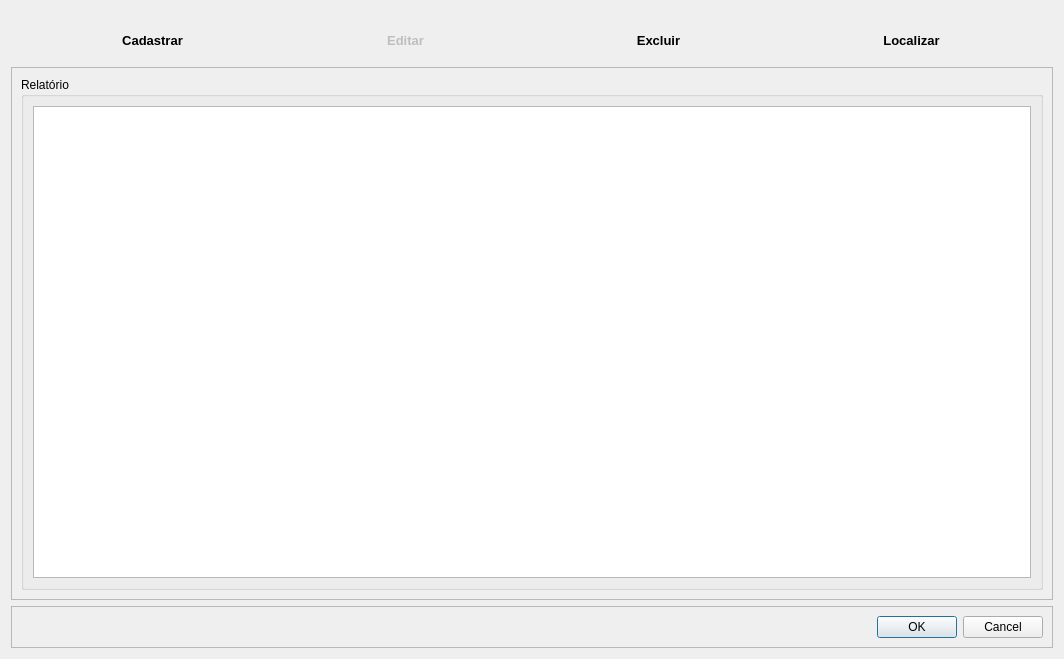
Klubas/Projeto-SOAD, file Resources/UI/Componentes/RelatorioPadrao.ui: the form before one commit.
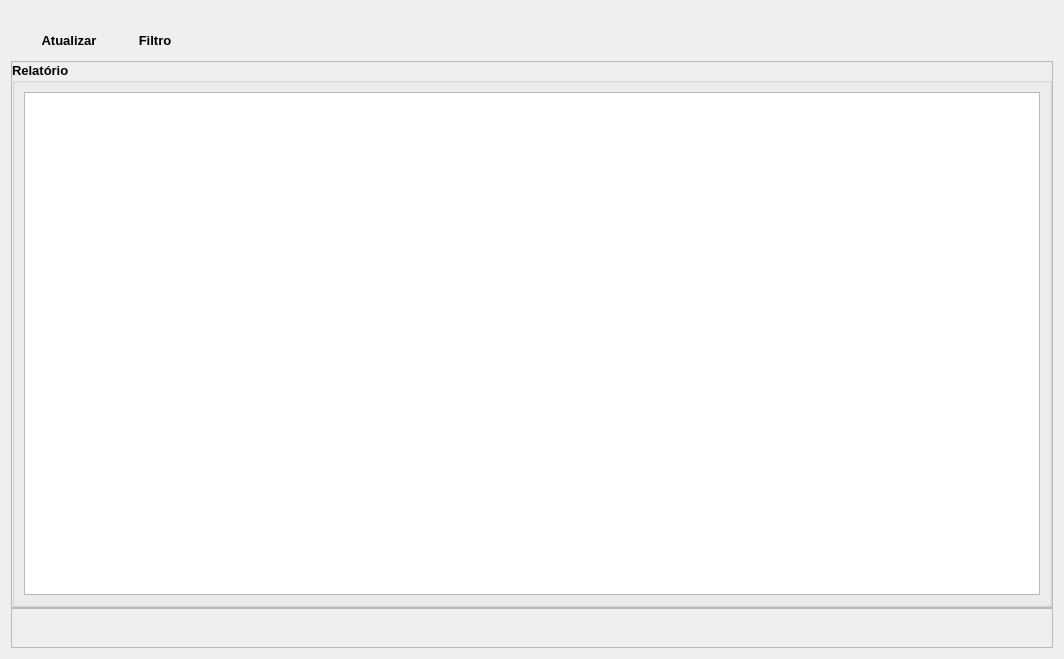
The form after the commit.

Commit message:
# RelatorioPadrao - Desenvolvido estrutura inicial de relatórios
# Geral
- Novos ícones

```diff
--- a/Resources/UI/Componentes/RelatorioPadrao.ui
+++ b/Resources/UI/Componentes/RelatorioPadrao.ui
@@ -16,6 +16,9 @@
   <layout class="QGridLayout" name="gridLayout">
    <item row="0" column="0">
     <layout class="QVBoxLayout" name="verticalLayout">
+     <property name="spacing">
+      <number>0</number>
+     </property>
      <item>
       <widget class="QWidget" name="frame_menu" native="true">
        <property name="sizePolicy">
@@ -66,7 +69,7 @@
               <enum>Qt::LeftToRight</enum>
              </property>
              <property name="text">
-              <string>Cadastrar</string>
+              <string>Atualizar</string>
              </property>
              <property name="checkable">
               <bool>false</bool>
@@ -82,34 +85,8 @@
            <item>
             <widget class="QPushButton" name="pushButton_editar">
              <property name="enabled">
-              <bool>false</bool>
-             </property>
-             <property name="font">
-              <font>
-               <pointsize>10</pointsize>
-               <weight>75</weight>
-               <bold>true</bold>
-              </font>
-             </property>
-             <property name="layoutDirection">
-              <enum>Qt::LeftToRight</enum>
-             </property>
-             <property name="text">
-              <string>Editar</string>
-             </property>
-             <property name="checkable">
-              <bool>false</bool>
-             </property>
-             <property name="default">
-              <bool>false</bool>
-             </property>
-             <property name="flat">
               <bool>true</bool>
              </property>
-            </widget>
-           </item>
-           <item>
-            <widget class="QPushButton" name="pushButton_excluir">
              <property name="font">
               <font>
                <pointsize>10</pointsize>
@@ -121,7 +98,7 @@
               <enum>Qt::LeftToRight</enum>
              </property>
              <property name="text">
-              <string>Excluir</string>
+              <string>Filtro</string>
              </property>
              <property name="checkable">
               <bool>false</bool>
@@ -135,36 +112,17 @@
             </widget>
            </item>
            <item>
-            <widget class="QPushButton" name="pushButton_localizar">
-             <property name="baseSize">
+            <spacer name="horizontalSpacer">
+             <property name="orientation">
+              <enum>Qt::Horizontal</enum>
+             </property>
+             <property name="sizeHint" stdset="0">
               <size>
-               <width>1</width>
-               <height>0</height>
+               <width>40</width>
+               <height>20</height>
               </size>
              </property>
-             <property name="font">
-              <font>
-               <pointsize>10</pointsize>
-               <weight>75</weight>
-               <bold>true</bold>
-              </font>
-             </property>
-             <property name="layoutDirection">
-              <enum>Qt::LeftToRight</enum>
-             </property>
-             <property name="text">
-              <string>Localizar</string>
-             </property>
-             <property name="checkable">
-              <bool>false</bool>
-             </property>
-             <property name="default">
-              <bool>false</bool>
-             </property>
-             <property name="flat">
-              <bool>true</bool>
-             </property>
-            </widget>
+            </spacer>
            </item>
           </layout>
          </widget>
@@ -187,14 +145,56 @@
         <enum>QFrame::Raised</enum>
        </property>
        <layout class="QHBoxLayout" name="horizontalLayout">
+        <property name="spacing">
+         <number>0</number>
+        </property>
+        <property name="leftMargin">
+         <number>0</number>
+        </property>
+        <property name="topMargin">
+         <number>0</number>
+        </property>
+        <property name="rightMargin">
+         <number>0</number>
+        </property>
+        <property name="bottomMargin">
+         <number>0</number>
+        </property>
         <item>
          <widget class="QGroupBox" name="groupBox">
+          <property name="font">
+           <font>
+            <pointsize>10</pointsize>
+            <weight>75</weight>
+            <bold>true</bold>
+           </font>
+          </property>
           <property name="title">
            <string>Relatório</string>
           </property>
           <layout class="QHBoxLayout" name="horizontalLayout_2">
            <item>
-            <widget class="QTableView" name="tableView"/>
+            <widget class="QTableWidget" name="tableWidget_tabela">
+             <property name="font">
+              <font>
+               <pointsize>8</pointsize>
+               <weight>50</weight>
+               <bold>false</bold>
+              </font>
+             </property>
+             <property name="selectionBehavior">
+              <enum>QAbstractItemView::SelectRows</enum>
+             </property>
+             <property name="sortingEnabled">
+              <bool>true</bool>
+             </property>
+             <attribute name="horizontalHeaderShowSortIndicator" stdset="0">
+              <bool>false</bool>
+             </attribute>
+             <attribute name="verticalHeaderVisible">
+              <bool>false</bool>
+             </attribute>
+            </widget>
            </item>
           </layout>
          </widget>
@@ -210,6 +210,12 @@
          <verstretch>0</verstretch>
         </sizepolicy>
        </property>
+       <property name="minimumSize">
+        <size>
+         <width>0</width>
+         <height>40</height>
+        </size>
+       </property>
        <property name="maximumSize">
         <size>
          <width>16777215</width>
@@ -222,47 +228,7 @@
        <property name="frameShadow">
         <enum>QFrame::Raised</enum>
        </property>
-       <layout class="QHBoxLayout" name="horizontalLayout_8">
-        <item>
-         <widget class="QLabel" name="label_id">
-          <property name="text">
-           <string/>
-          </property>
-         </widget>
-        </item>
-        <item>
-         <widget class="QLineEdit" name="lineEdit_id">
-          <property name="enabled">
-           <bool>false</bool>
-          </property>
-          <property name="sizePolicy">
-           <sizepolicy hsizetype="Minimum" vsizetype="Minimum">
-            <horstretch>0</horstretch>
-            <verstretch>0</verstretch>
-           </sizepolicy>
-          </property>
-          <property name="autoFillBackground">
-           <bool>false</bool>
-          </property>
-          <property name="frame">
-           <bool>false</bool>
-          </property>
-          <property name="dragEnabled">
-           <bool>false</bool>
-          </property>
-          <property name="readOnly">
-           <bool>false</bool>
-          </property>
-         </widget>
-        </item>
-        <item>
-         <widget class="QDialogButtonBox" name="buttonBox">
-          <property name="standardButtons">
-           <set>QDialogButtonBox::Cancel|QDialogButtonBox::Ok</set>
-          </property>
-         </widget>
-        </item>
-       </layout>
+       <layout class="QHBoxLayout" name="horizontalLayout_8"/>
       </widget>
      </item>
     </layout>
```
Left out of the diff: 4 changed lines with no effect on the pictures. The commit also changes 51 other files.
